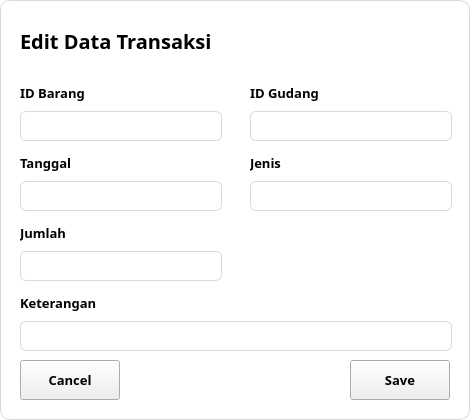
The window that ui/transactionEditDialog.ui (iKzuu/mini-erp) describes before a commit, drawn with Qt 5.
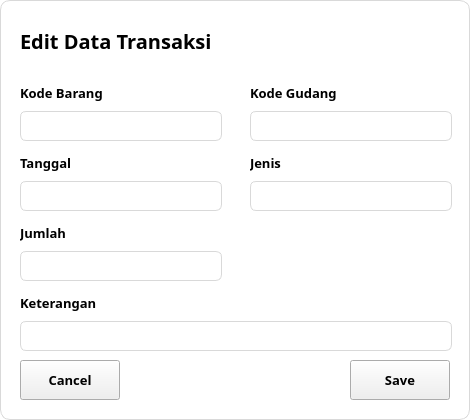
The same window after the commit. Icons and pictures are not drawn.

Commit message: update objectName and label

```diff
--- a/ui/transactionEditDialog.ui
+++ b/ui/transactionEditDialog.ui
@@ -157,7 +157,7 @@
        </font>
       </property>
       <property name="text">
-       <string>ID Barang</string>
+       <string>Kode Barang</string>
       </property>
      </widget>
     </item>
@@ -212,7 +212,7 @@
        </font>
       </property>
       <property name="text">
-       <string>ID Gudang</string>
+       <string>Kode Gudang</string>
       </property>
      </widget>
     </item>
```
Left out of the diff: 4 changed lines with no effect on the pictures. The commit also changes 3 other files.
